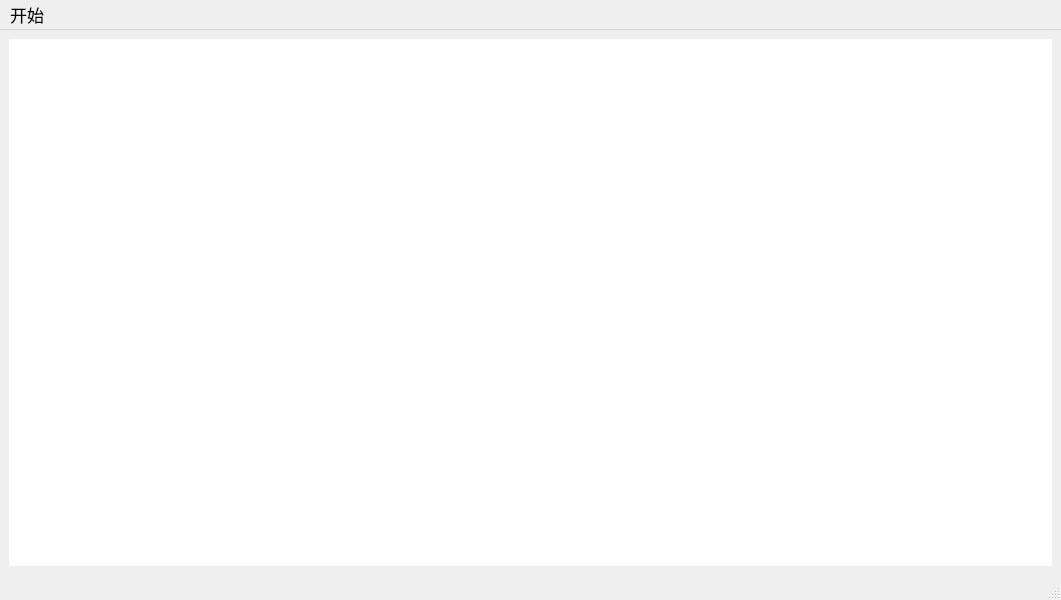
Guan94326/TimeManagement, file mainwindow.ui: the form before one commit.
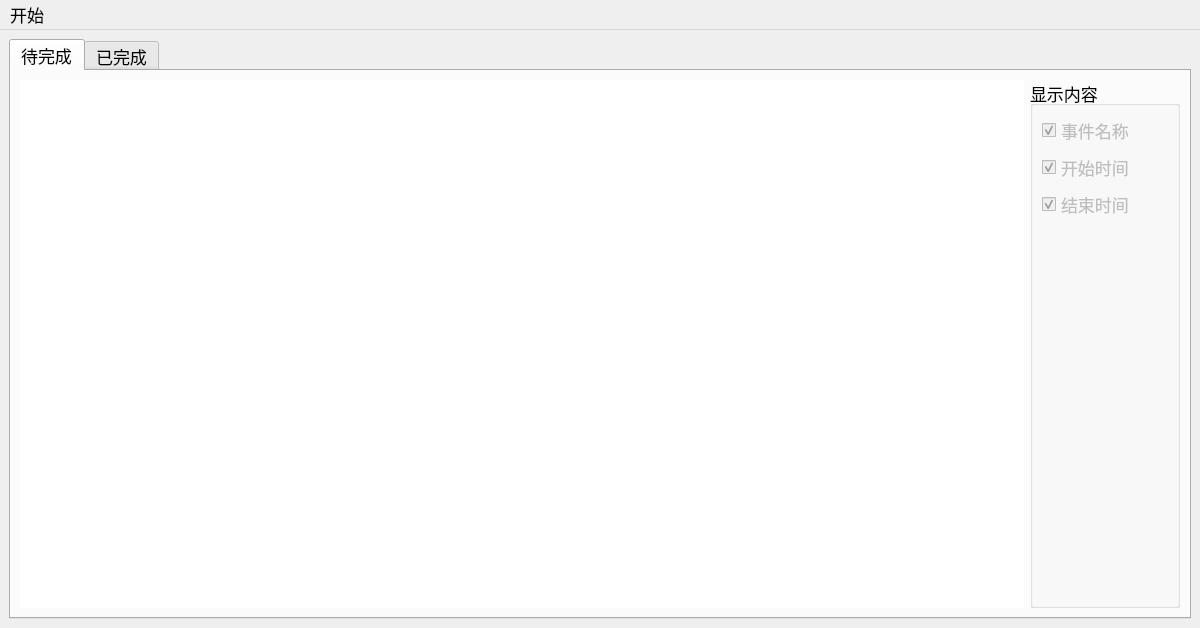
The form after the commit.

Commit message: 完成：显示表格内容

What changed in the file:
```diff
--- a/mainwindow.ui
+++ b/mainwindow.ui
@@ -6,10 +6,16 @@
    <rect>
     <x>0</x>
     <y>0</y>
-    <width>1061</width>
-    <height>600</height>
+    <width>1200</width>
+    <height>628</height>
    </rect>
   </property>
+  <property name="minimumSize">
+   <size>
+    <width>1200</width>
+    <height>0</height>
+   </size>
+  </property>
   <property name="font">
    <font>
     <pointsize>13</pointsize>
@@ -19,27 +25,201 @@
    <string>MainWindow</string>
   </property>
   <widget class="QWidget" name="centralwidget">
-   <layout class="QVBoxLayout" name="verticalLayout">
+   <layout class="QVBoxLayout" name="verticalLayout_2">
     <item>
-     <widget class="QTableView" name="tableView_show">
-      <property name="frameShape">
-       <enum>QFrame::NoFrame</enum>
+     <widget class="QTabWidget" name="tabWidget">
+      <property name="currentIndex">
+       <number>0</number>
       </property>
+      <widget class="QWidget" name="tab">
+       <attribute name="title">
+        <string>待完成</string>
+       </attribute>
+       <layout class="QHBoxLayout" name="horizontalLayout">
+        <item>
+         <widget class="QTableView" name="tableView_show_unfinished">
+          <property name="frameShape">
+           <enum>QFrame::NoFrame</enum>
+          </property>
+         </widget>
+        </item>
+        <item>
+         <widget class="QGroupBox" name="groupBox">
+          <property name="minimumSize">
+           <size>
+            <width>150</width>
+            <height>0</height>
+           </size>
+          </property>
+          <property name="maximumSize">
+           <size>
+            <width>150</width>
+            <height>16777215</height>
+           </size>
+          </property>
+          <property name="title">
+           <string>显示内容</string>
+          </property>
+          <layout class="QVBoxLayout" name="verticalLayout">
+           <item>
+            <widget class="QCheckBox" name="checkBox_u_name">
+             <property name="enabled">
+              <bool>false</bool>
+             </property>
+             <property name="text">
+              <string>事件名称</string>
+             </property>
+             <property name="checked">
+              <bool>true</bool>
+             </property>
+            </widget>
+           </item>
+           <item>
+            <widget class="QCheckBox" name="checkBox_u_begin">
+             <property name="enabled">
+              <bool>false</bool>
+             </property>
+             <property name="text">
+              <string>开始时间</string>
+             </property>
+             <property name="checked">
+              <bool>true</bool>
+             </property>
+            </widget>
+           </item>
+           <item>
+            <widget class="QCheckBox" name="checkBox_u_end">
+             <property name="enabled">
+              <bool>false</bool>
+             </property>
+             <property name="text">
+              <string>结束时间</string>
+             </property>
+             <property name="checked">
+              <bool>true</bool>
+             </property>
+            </widget>
+           </item>
+           <item>
+            <spacer name="verticalSpacer">
+             <property name="orientation">
+              <enum>Qt::Vertical</enum>
+             </property>
+             <property name="sizeHint" stdset="0">
+              <size>
+               <width>20</width>
+               <height>337</height>
+              </size>
+             </property>
+            </spacer>
+           </item>
+          </layout>
+         </widget>
+        </item>
+       </layout>
+      </widget>
+      <widget class="QWidget" name="tab_2">
+       <attribute name="title">
+        <string>已完成</string>
+       </attribute>
+       <layout class="QHBoxLayout" name="horizontalLayout_2">
+        <item>
+         <widget class="QTableView" name="tableView_show_finished"/>
+        </item>
+        <item>
+         <widget class="QGroupBox" name="groupBox_2">
+          <property name="minimumSize">
+           <size>
+            <width>150</width>
+            <height>0</height>
+           </size>
+          </property>
+          <property name="maximumSize">
+           <size>
+            <width>150</width>
+            <height>16777215</height>
+           </size>
+          </property>
+          <property name="title">
+           <string>显示内容</string>
+          </property>
+          <layout class="QVBoxLayout" name="verticalLayout_3">
+           <item>
+            <widget class="QCheckBox" name="checkBox_name">
+             <property name="enabled">
+              <bool>false</bool>
+             </property>
+             <property name="text">
+              <string>事件名称</string>
+             </property>
+             <property name="checked">
+              <bool>true</bool>
+             </property>
+            </widget>
+           </item>
+           <item>
+            <widget class="QCheckBox" name="checkBox_begin">
+             <property name="enabled">
+              <bool>false</bool>
+             </property>
+             <property name="text">
+              <string>开始时间</string>
+             </property>
+             <property name="checked">
+              <bool>true</bool>
+             </property>
+            </widget>
+           </item>
+           <item>
+            <widget class="QCheckBox" name="checkBox_end">
+             <property name="enabled">
+              <bool>false</bool>
+             </property>
+             <property name="text">
+              <string>结束时间</string>
+             </property>
+             <property name="checked">
+              <bool>true</bool>
+             </property>
+            </widget>
+           </item>
+           <item>
+            <spacer name="verticalSpacer_2">
+             <property name="orientation">
+              <enum>Qt::Vertical</enum>
+             </property>
+             <property name="sizeHint" stdset="0">
+              <size>
+               <width>20</width>
+               <height>337</height>
+              </size>
+             </property>
+            </spacer>
+           </item>
+          </layout>
+         </widget>
+        </item>
+       </layout>
+      </widget>
      </widget>
     </item>
    </layout>
   </widget>
-  <widget class="QStatusBar" name="statusbar"/>
   <widget class="QMenuBar" name="menuBar">
    <property name="geometry">
     <rect>
      <x>0</x>
      <y>0</y>
-     <width>1061</width>
+     <width>1200</width>
      <height>34</height>
     </rect>
    </property>
    <widget class="QMenu" name="menu">
+    <property name="font">
+     <font>
+      <pointsize>13</pointsize>
+     </font>
+    </property>
     <property name="title">
      <string>开始</string>
     </property>
```
The commit also changes 7 other files.
